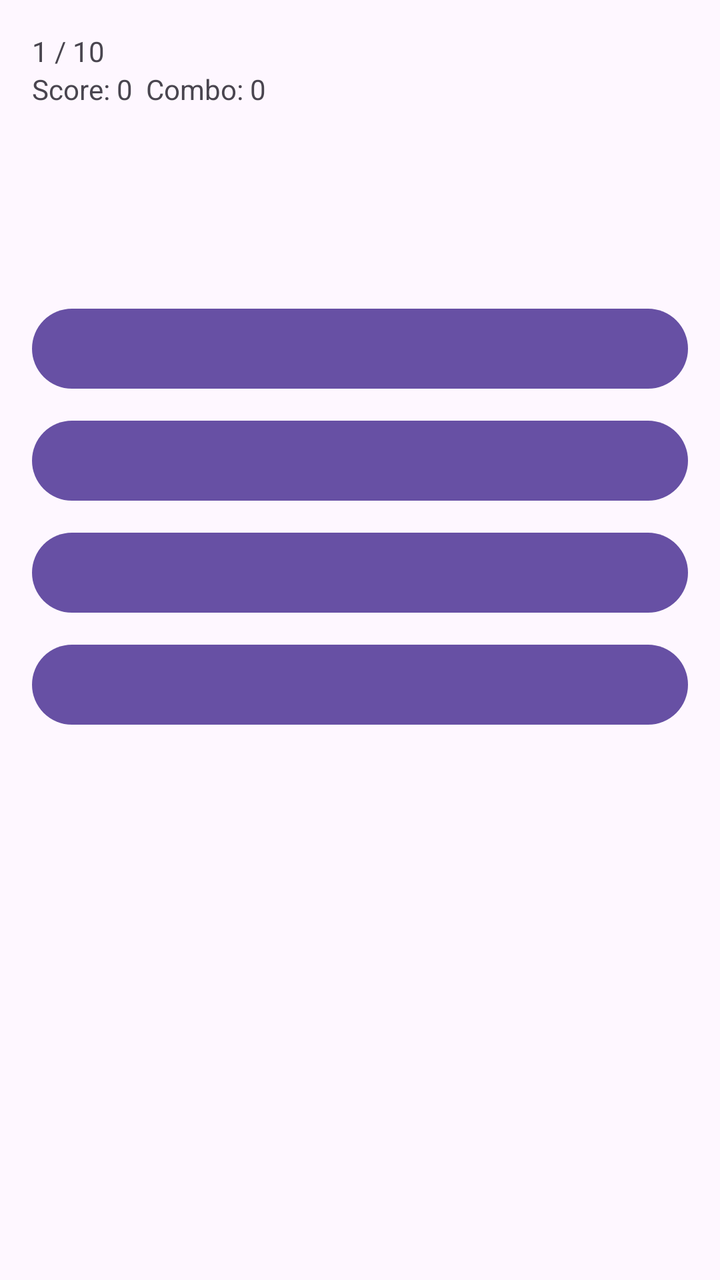
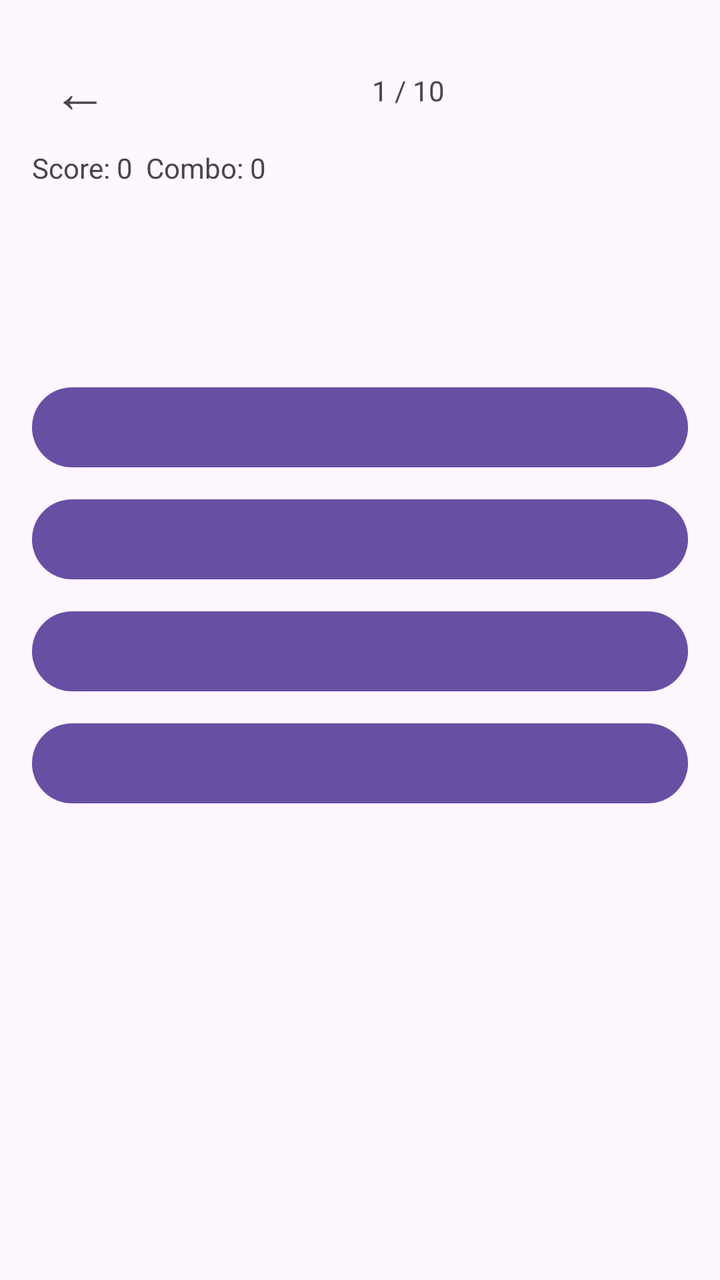

Screens rendered from an Android XML layout before and after an edit, with the pre-edit source and the edit as a unified diff.
<!-- AndroidManifest.xml: application theme Theme.WordQuizBattle -->
<!-- res/layout/fragment_quiz.xml -->
<?xml version="1.0" encoding="utf-8"?>
<LinearLayout xmlns:android="http://schemas.android.com/apk/res/android"
    android:layout_width="match_parent"
    android:layout_height="match_parent"
    android:orientation="vertical"
    android:padding="16dp">

    <LinearLayout
        android:layout_width="match_parent"
        android:layout_height="wrap_content"
        android:orientation="horizontal">

        <TextView
            android:id="@+id/tvProgress"
            android:layout_width="0dp"
            android:layout_height="wrap_content"
            android:layout_weight="1"
            android:text="1 / 10" />

        <TextView
            android:id="@+id/tvTimer"
            android:layout_width="wrap_content"
            android:layout_height="wrap_content"
            android:text="" />

    </LinearLayout>

    <TextView
        android:id="@+id/tvScore"
        android:layout_width="match_parent"
        android:layout_height="wrap_content"
        android:textSize="14sp"
        android:text="Score: 0  Combo: 0" />

    <TextView
        android:id="@+id/tvQuestion"
        android:layout_width="match_parent"
        android:layout_height="wrap_content"
        android:layout_marginTop="32dp"
        android:textSize="24sp"
        android:textStyle="bold"
        android:gravity="center" />

    <Button
        android:id="@+id/btnChoice0"
        android:layout_width="match_parent"
        android:layout_height="wrap_content"
        android:layout_marginTop="32dp" />

    <Button
        android:id="@+id/btnChoice1"
        android:layout_width="match_parent"
        android:layout_height="wrap_content"
        android:layout_marginTop="8dp" />

    <Button
        android:id="@+id/btnChoice2"
        android:layout_width="match_parent"
        android:layout_height="wrap_content"
        android:layout_marginTop="8dp" />

    <Button
        android:id="@+id/btnChoice3"
        android:layout_width="match_parent"
        android:layout_height="wrap_content"
        android:layout_marginTop="8dp" />

</LinearLayout>
<!-- resources referenced by this layout -->
<resources>
  <style name="Theme.WordQuizBattle" parent="Base.Theme.WordQuizBattle" />
  <style name="Base.Theme.WordQuizBattle" parent="Theme.Material3.DayNight.NoActionBar">
          
          
      </style>
</resources>

<!-- the commit's change to res/layout/fragment_quiz.xml (unified diff, before → after) -->
@@ -8,13 +8,24 @@
     <LinearLayout
         android:layout_width="match_parent"
         android:layout_height="wrap_content"
-        android:orientation="horizontal">
+        android:orientation="horizontal"
+        android:gravity="center_vertical">
+
+        <TextView
+            android:id="@+id/btnBack"
+            android:layout_width="wrap_content"
+            android:layout_height="wrap_content"
+            android:text="←"
+            android:textSize="28sp"
+            android:padding="10dp"
+            android:background="?attr/selectableItemBackgroundBorderless" />
 
         <TextView
             android:id="@+id/tvProgress"
             android:layout_width="0dp"
             android:layout_height="wrap_content"
             android:layout_weight="1"
+            android:gravity="center"
             android:text="1 / 10" />
 
         <TextView
